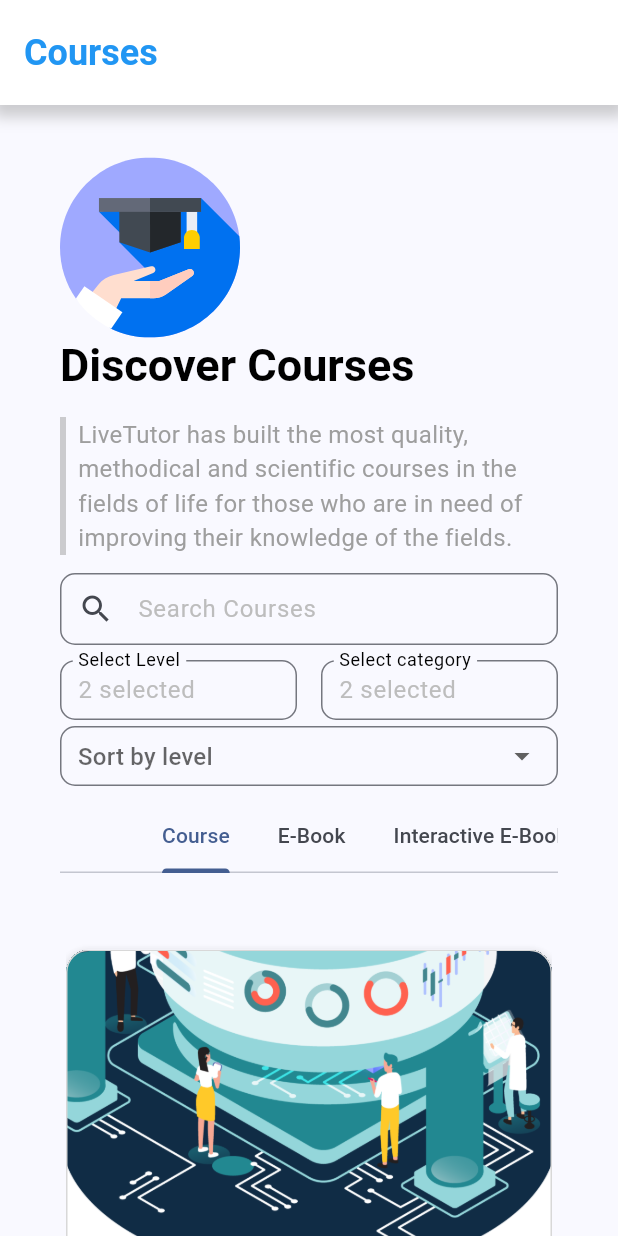
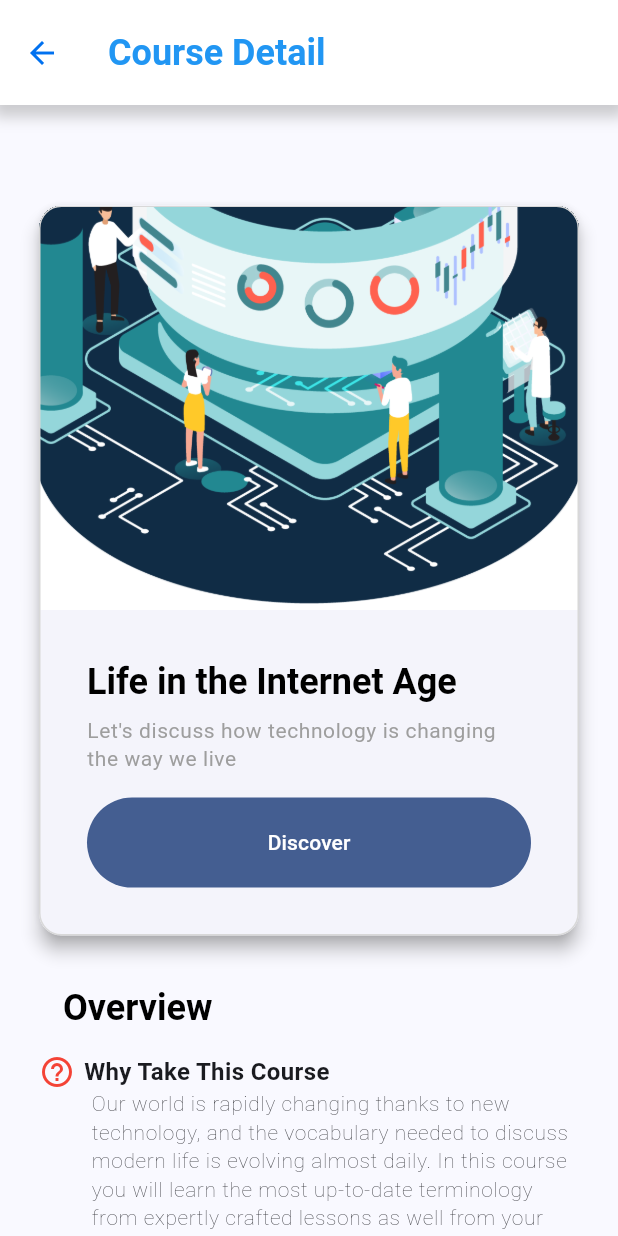
Before and after one commit to lmtri2307/Lettutor, a Flutter app: the screen it shows after launch, on a phone screen of 412 x 824 dp. Run offline on Flutter 3.47's test engine with Material 2 defaults, Android fonts, the phone set to English and light mode, and no system bars; our stand-ins replace chewie, flutter_svg, font_awesome_flutter, multi_select_flutter, video_player; missing offline and left inert: avatars.

Commit message:
CourseDetail

```diff
--- a/lib/dummy/course.dart
+++ b/lib/dummy/course.dart
@@ -1,7 +1,7 @@
 import 'dart:math';
 
-import 'package:lettutor/dummy/lesson.dart';
 import 'package:lettutor/dummy/level.dart';
+import 'package:lettutor/dummy/topic.dart';
 import 'package:lettutor/models/Course.dart';
 
 final courseList = List.generate(
@@ -9,6 +9,7 @@ final courseList = List.generate(
     (index) => Course(
         imageUrl: "assets/images/preview_course.png",
         name: "Life in the Internet Age",
+        importance: "Our world is rapidly changing thanks to new technology, and the vocabulary needed to discuss modern life is evolving almost daily. In this course you will learn the most up-to-date terminology from expertly crafted lessons as well from your native-speaking tutor.",
         description: "Let's discuss how technology is changing the way we live",
-        lessonList: lessonList.sublist(0, Random().nextInt(lessonList.length)),
+        topicList: topicList.sublist(0, Random().nextInt(topicList.length)),
         level: levelList[Random().nextInt(levelList.length)])).toList();
--- /dev/null
+++ b/lib/dummy/topic.dart
@@ -0,0 +1,14 @@
+import 'package:lettutor/models/Topic.dart';
+
+final topicList = [
+  "Your Favorite Movie",
+  "Your Favorite TV shows",
+  "Film Production",
+  "The World of Streaming",
+  "Competition Shows",
+  "Reality TV",
+  "TV And Movie Characters",
+  "Animated Movies And TV Series",
+  "Movies Around the World",
+  "The Future of Entertainment"
+].map((name) => Topic(name: name)).toList();
--- a/lib/main.dart
+++ b/lib/main.dart
@@ -1,5 +1,7 @@
 import 'package:flutter/material.dart';
+import 'package:lettutor/dummy/course.dart';
 import 'package:lettutor/dummy/tutor.dart';
+import 'package:lettutor/presentation/pages/CourseDetailPage/CourseDetailPage.dart';
 import 'package:lettutor/presentation/pages/CoursesPage/CoursesPage.dart';
 import 'package:lettutor/presentation/pages/HistoryPage/HistoryPage.dart';
 import 'package:lettutor/presentation/pages/Home/HomePage.dart';
@@ -46,7 +48,8 @@ class MyApp extends StatelessWidget {
         useMaterial3: true,
       ),
       home: SafeArea(
-        child: CoursesPage(),
+        child: CourseDetailPage(course: courseList[0],),
+        // child: CoursesPage(),
         // child: HistoryPage(),
         // child: SchedulePage(),
         // child: TutorPage(tutor: tutorList[0],),
--- a/lib/models/Course.dart
+++ b/lib/models/Course.dart
@@ -1,17 +1,18 @@
-import 'package:lettutor/models/Lesson.dart';
 import 'package:lettutor/models/Level.dart';
+import 'package:lettutor/models/Topic.dart';
 
 class Course {
-  Course(
-      {required this.imageUrl,
-      required this.name,
-      this.description,
-      required this.lessonList,
-      required this.level});
+  Course({required this.imageUrl,
+    required this.name,
+    this.description,
+    required this.topicList,
+    this.importance,
+    required this.level});
 
   final String imageUrl;
   final String name;
   final String? description;
-  final List<Lesson> lessonList;
+  final List<Topic> topicList;
   final Level level;
+  final String? importance;
 }
--- /dev/null
+++ b/lib/models/Topic.dart
@@ -0,0 +1,5 @@
+class Topic{
+  final String name;
+
+  Topic({required this.name});
+}
--- /dev/null
+++ b/lib/presentation/pages/CourseDetailPage/CourseDetailCard.dart
@@ -0,0 +1,74 @@
+import 'package:flutter/material.dart';
+import 'package:lettutor/models/Course.dart';
+
+class CourseDetailCard extends StatelessWidget {
+  const CourseDetailCard({super.key, required this.course});
+  final Course course;
+  @override
+  Widget build(BuildContext context) {
+    return Card(
+      shape: RoundedRectangleBorder(
+        side: const BorderSide(
+            width: 1, color: Color.fromARGB(255, 216, 216, 216)),
+        borderRadius: BorderRadius.circular(15.0),
+      ),
+      margin: const EdgeInsets.symmetric(vertical: 16),
+      clipBehavior: Clip.hardEdge,
+      elevation: 5,
+      shadowColor: Colors.grey,
+      surfaceTintColor: Colors.white,
+      child: Column(
+        crossAxisAlignment: CrossAxisAlignment.stretch,
+        children: [
+          Image.asset(
+            course.imageUrl,
+            // height: 260,
+            fit: BoxFit.fitWidth,
+          ),
+          Padding(
+            padding: const EdgeInsets.all(32.0),
+            child: Column(
+              crossAxisAlignment: CrossAxisAlignment.start,
+              children: [
+                Text(
+                  course.name,
+                  style: Theme.of(context)
+                      .textTheme
+                      .headlineMedium
+                      ?.copyWith(
+                      fontWeight: FontWeight.bold,
+                      color: Colors.black),
+                ),
+                const SizedBox(
+                  height: 8,
+                ),
+                Text(
+                  course.description ?? "",
+                  style: Theme.of(context)
+                      .textTheme
+                      .bodySmall
+                      ?.copyWith(
+                      fontWeight: FontWeight.w400,
+                      color: Colors.grey),
+                ),
+                const SizedBox(
+                  height: 16,
+                ),
+                SizedBox(
+                  width: double.infinity,
+                  child: FilledButton(
+                      style: const ButtonStyle(
+                          padding: MaterialStatePropertyAll(EdgeInsets.symmetric(vertical: 20))
+                      ),
+                      onPressed: () {},
+                      child: const Text("Discover",
+                          style: TextStyle(color: Colors.white))),
+                )
+              ],
+            ),
+          )
+        ],
+      ),
+    );
+  }
+}
--- /dev/null
+++ b/lib/presentation/pages/CourseDetailPage/CourseDetailPage.dart
@@ -0,0 +1,206 @@
+import 'package:flutter/material.dart';
+import 'package:lettutor/models/Course.dart';
+import 'package:lettutor/presentation/pages/CourseDetailPage/CourseDetailCard.dart';
+import 'package:lettutor/presentation/pages/CourseDetailPage/TopicCard.dart';
+import 'package:lettutor/presentation/widgets/PageAppBar/PageAppBar.dart';
+
+class CourseDetailPage extends StatelessWidget {
+  const CourseDetailPage({super.key, required this.course});
+
+  final Course course;
+
+  @override
+  Widget build(BuildContext context) {
+    ThemeData theme = Theme.of(context);
+    theme = theme.copyWith(
+      textTheme: theme.textTheme.copyWith(
+          headlineMedium:
+              theme.textTheme.headlineMedium?.copyWith(color: Colors.black),
+          bodyMedium:
+              theme.textTheme.bodyMedium?.copyWith(fontWeight: FontWeight.w600),
+          bodySmall:
+              theme.textTheme.bodySmall?.copyWith(fontWeight: FontWeight.w100)),
+    );
+
+    return Scaffold(
+      appBar: const PageAppBar(
+        title: "Course Detail",
+        type: AppBarType.sub,
+      ),
+      body: SingleChildScrollView(
+        padding: const EdgeInsets.only(bottom: 16),
+        child: Padding(
+          padding: const EdgeInsets.symmetric(horizontal: 10, vertical: 35),
+          child: Padding(
+            padding: const EdgeInsets.all(16.0),
+            child: Column(
+              crossAxisAlignment: CrossAxisAlignment.stretch,
+              children: [
+                CourseDetailCard(
+                  course: course,
+                ),
+                Padding(
+                  padding: const EdgeInsets.all(16),
+                  child: Text(
+                    'Overview',
+                    style: theme.textTheme.headlineMedium,
+                  ),
+                ),
+                Row(
+                  children: [
+                    const Icon(Icons.help_outline, color: Colors.red),
+                    const SizedBox(width: 6),
+                    Text(
+                      'Why Take This Course',
+                      style: theme.textTheme.bodyMedium,
+                    ),
+                  ],
+                ),
+                Padding(
+                  padding: const EdgeInsets.only(left: 35, bottom: 14),
+                  child: Text(
+                    course.importance ?? "",
+                    style: theme.textTheme.bodySmall,
+                  ),
+                ),
+                Row(
+                  children: [
+                    const Icon(Icons.help_outline, color: Colors.red),
+                    const SizedBox(width: 6),
+                    Text(
+                      'What will you be able to do',
+                      style: theme.textTheme.bodyMedium,
+                    ),
+                  ],
+                ),
+                Padding(
+                  padding: const EdgeInsets.only(left: 35, bottom: 14),
+                  child: Text(
+                    course.importance ?? "",
+                    style: theme.textTheme.bodySmall,
+                  ),
+                ),
+                Padding(
+                  padding: const EdgeInsets.all(16),
+                  child: Text(
+                    'Experience Level',
+                    style: theme.textTheme.headlineMedium,
+                  ),
+                ),
+                Row(
+                  children: [
+                    Icon(Icons.group_add_outlined, color: theme.primaryColor),
+                    const SizedBox(width: 6),
+                    Text(
+                      course.level.name,
+                      style: theme.textTheme.bodyMedium,
+                    ),
+                  ],
+                ),
+                Padding(
+                  padding: const EdgeInsets.all(16),
+                  child: Text(
+                    'Course Length',
+                    style: theme.textTheme.headlineMedium,
+                  ),
+                ),
+                Row(
+                  children: [
+                    Icon(Icons.book_outlined, color: theme.primaryColor),
+                    const SizedBox(width: 6),
+                    Text(
+                      '${course.topicList.length} topics',
+                      style: theme.textTheme.bodyMedium,
+                    ),
+                  ],
+                ),
+                ...List.generate(
+                    course.topicList.length,
+                    (index) =>
+                        TopicCard(topic: course.topicList[index], index: index))
+                // Padding(
+                //   padding: const EdgeInsets.only(left: 48, right: 16),
+                //   child: Text(courseDetail.reason ??
+                //       'null. There is no reason to study this course'),
+                // ),
+                // Padding(
+                //   padding: const EdgeInsets.symmetric(vertical: 8, horizontal: 16),
+                //   child: Row(
+                //     children: [
+                //       const Icon(Icons.help_outline, color: Colors.blue),
+                //       const SizedBox(width: 8),
+                //       Text(
+                //         'What will you be able to do?',
+                //         style: Theme.of(context).textTheme.headline4,
+                //       ),
+                //     ],
+                //   ),
+                // ),
+                // Padding(
+                //   padding: const EdgeInsets.only(left: 48, right: 16),
+                //   child: Text(courseDetail.purpose ??
+                //       'null. This course is useless apparently'),
+                // ),
+                // Padding(
+                //   padding: const EdgeInsets.fromLTRB(16, 16, 16, 0),
+                //   child: Text(
+                //     'Experience Level',
+                //     style: Theme.of(context).textTheme.headline3,
+                //   ),
+                // ),
+                // Padding(
+                //   padding: const EdgeInsets.symmetric(vertical: 8, horizontal: 16),
+                //   child: Row(
+                //     children: [
+                //       const Icon(Icons.group_add_outlined, color: Colors.blue),
+                //       const SizedBox(width: 8),
+                //       Text(
+                //         courseLevels[courseDetail.level ?? '0'] ??
+                //             'null. Possibly for gods only',
+                //         style: Theme.of(context).textTheme.headline4,
+                //       ),
+                //     ],
+                //   ),
+                // ),
+                // Padding(
+                //   padding: const EdgeInsets.fromLTRB(16, 16, 16, 0),
+                //   child: Text(
+                //     'Course Length',
+                //     style: Theme.of(context).textTheme.headline3,
+                //   ),
+                // ),
+                // Padding(
+                //   padding: const EdgeInsets.symmetric(vertical: 8, horizontal: 16),
+                //   child: Row(
+                //     children: [
+                //       const Icon(Icons.book_outlined, color: Colors.blue),
+                //       const SizedBox(width: 8),
+                //       Text(
+                //         '${courseDetail.topics!.length} Topics',
+                //         style: Theme.of(context).textTheme.headline4,
+                //       ),
+                //     ],
+                //   ),
+                // ),
+                // Padding(
+                //   padding: const EdgeInsets.fromLTRB(16, 16, 16, 0),
+                //   child: Text(
+                //     'List Of Topics',
+                //     style: Theme.of(context).textTheme.headline3,
+                //   ),
+                // ),
+                // ...List<Widget>.generate(
+                //   courseDetail.topics?.length ?? 0,
+                //   (index) => TopicCard(
+                //     index: index,
+                //     topic: courseDetail.topics![index],
+                //   ),
+                // ),
+              ],
+            ),
+          ),
+        ),
+      ),
+    );
+  }
+}
--- /dev/null
+++ b/lib/presentation/pages/CourseDetailPage/TopicCard.dart
@@ -0,0 +1,25 @@
+import 'package:flutter/material.dart';
+import 'package:lettutor/models/Topic.dart';
+
+class TopicCard extends StatelessWidget {
+  const TopicCard({super.key, required this.topic, required this.index});
+
+  final int index;
+  final Topic topic;
+
+  @override
+  Widget build(BuildContext context) {
+    return Padding(
+      padding: const EdgeInsets.symmetric(vertical: 10, horizontal: 20),
+      child: Card(
+
+        elevation: 1.5,
+        surfaceTintColor: Colors.white,
+        child: ListTile(
+          title: Text('${index + 1}. ${topic.name}'),
+          onTap: () {},
+        ),
+      ),
+    );
+  }
+}
--- a/lib/presentation/pages/CoursesPage/CourseFilter.dart
+++ b/lib/presentation/pages/CoursesPage/CourseFilter.dart
@@ -18,10 +18,19 @@ class CourseFilter extends StatelessWidget {
             borderSide: BorderSide(color: Colors.grey, width: 2),
             borderRadius: BorderRadius.all(Radius.circular(10)),
           ),
-          labelStyle: const TextStyle(color: Colors.black),
+          labelStyle: TextStyle(color: Colors.grey.shade400),
           hintStyle: TextStyle(color: Colors.grey.shade400),
         )),
-        child: Wrap(
+        child: Column(
+          mainAxisSize: MainAxisSize.min,
+          crossAxisAlignment: CrossAxisAlignment.stretch,
+          children: [
+            Text("Filters", style: Theme.of(context).textTheme.headlineSmall?.copyWith(
+              fontWeight: FontWeight.bold,
+              color: Colors.grey
+            ),),
+            const SizedBox(height: 12,),
+            Wrap(
               direction: Axis.horizontal,
               runSpacing: 4,
               children: [
@@ -64,6 +73,8 @@ class CourseFilter extends StatelessWidget {
                       .map((e) => DropdownMenuItem(value: e, child: Text(e)))
                       .toList(),
                   onChanged: (e) {},
+                ),
+              ],
             ),
           ],
         ));
--- a/lib/presentation/pages/CoursesPage/CourseTabView.dart
+++ b/lib/presentation/pages/CoursesPage/CourseTabView.dart
@@ -19,7 +19,7 @@ class CourseTabView extends StatelessWidget {
                 title: course.name,
                 description: course.description,
                 additionalDetail:
-                    '${course.level.name} • ${course.lessonList.length} lessons',
+                    '${course.level.name} • ${course.topicList.length} lessons',
               ))
           .toList(),
     );
--- a/lib/presentation/pages/CoursesPage/PreviewCard.dart
+++ b/lib/presentation/pages/CoursesPage/PreviewCard.dart
@@ -32,7 +32,7 @@ class PreviewCard extends StatelessWidget {
           Image.asset(
             imageUrl,
             height: 200,
-            fit: BoxFit.cover,
+            fit: BoxFit.contain,
           ),
           Padding(
             padding: const EdgeInsets.only(top: 40, left: 24, bottom: 12),
```
Lines whose indentation alone changed are shown as unchanged.
